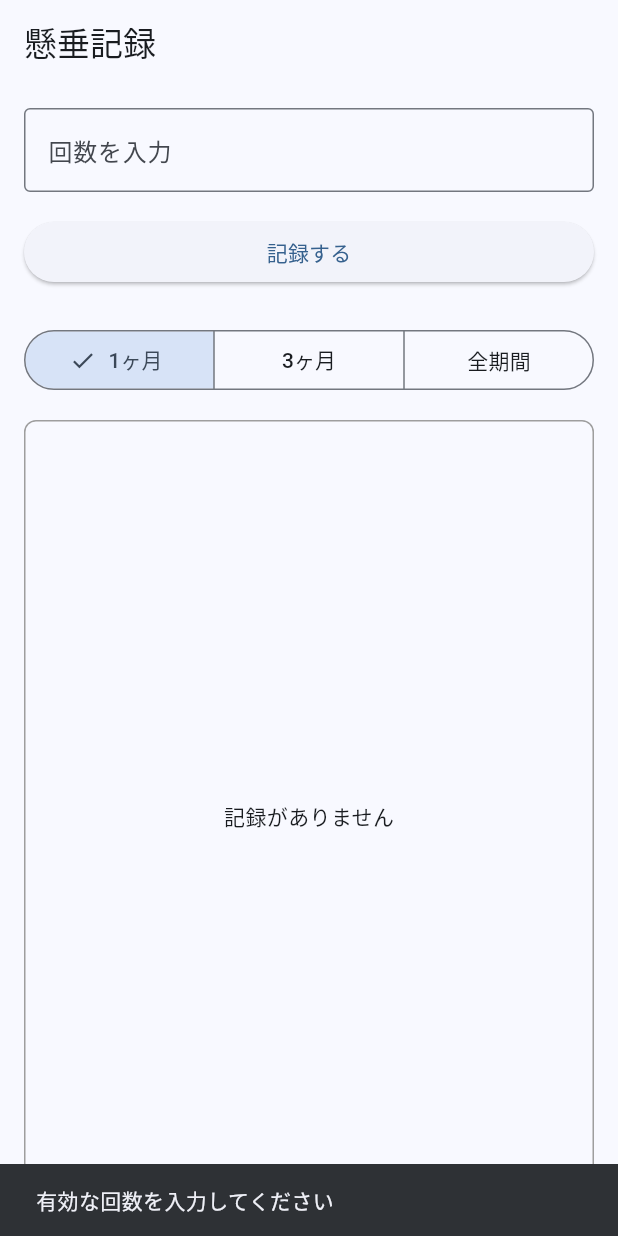
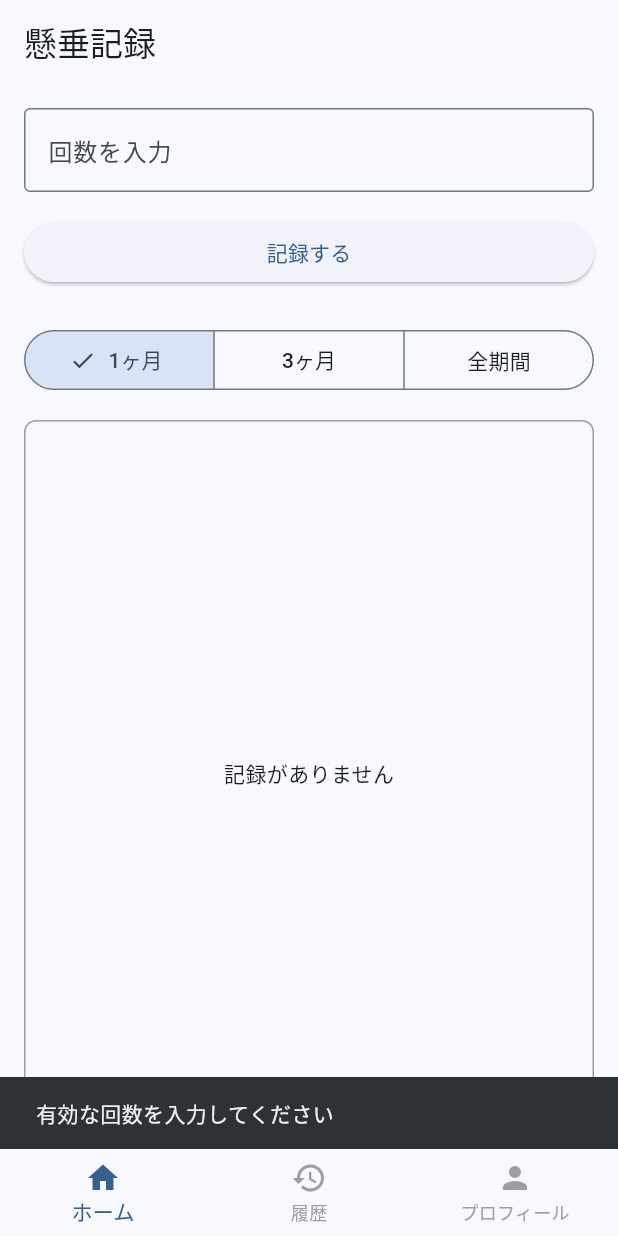
Before and after one commit to oreshihon-iida/Kensui, a Flutter app: the screen it shows after launch, after a tap on "記録する", on a phone screen of 412 x 824 dp. Run offline on Flutter 3.47's test engine with Material 3 defaults, Android fonts, the phone set to English and light mode, and no system bars; our stand-ins replace fl_chart, shared_preferences; missing offline and left inert: shared_preferences.dart.

Commit message:
feat: ナビゲーション状態管理の実装
Co-Authored-By: 飯田篤 <a-iida@oreshihon.co.jp>

```diff
--- /dev/null
+++ b/lib/navigation/app_navigation_state.dart
@@ -0,0 +1,12 @@
+import 'package:flutter/material.dart';
+
+class AppNavigationState extends ChangeNotifier {
+  int _currentIndex = 0;
+
+  int get currentIndex => _currentIndex;
+
+  void setIndex(int index) {
+    _currentIndex = index;
+    notifyListeners();
+  }
+}
--- a/lib/screens/home_screen.dart
+++ b/lib/screens/home_screen.dart
@@ -4,6 +4,7 @@ import 'package:shared_preferences/shared_preferences.dart';
 import '../models/daily_total_model.dart';
 import '../models/workout_model.dart';
 import '../services/workout_service.dart';
+import '../widgets/bottom_navigation.dart';
 
 class HomeScreen extends StatefulWidget {
   const HomeScreen({super.key});
@@ -18,6 +19,7 @@ class _HomeScreenState extends State<HomeScreen> {
   late WorkoutService _workoutService;
   List<DailyTotalModel> _dailyTotals = [];
   bool _isLoading = true;
+  int _currentIndex = 0;
 
   @override
   void initState() {
@@ -71,6 +73,14 @@ class _HomeScreenState extends State<HomeScreen> {
     return Scaffold(
       appBar: AppBar(
         title: const Text('懸垂記録'),
+      ),
+      bottomNavigationBar: AppBottomNavigation(
+        currentIndex: _currentIndex,
+        onTap: (index) {
+          setState(() {
+            _currentIndex = index;
+          });
+        },
       ),
       body: Padding(
         padding: const EdgeInsets.all(16.0),
--- /dev/null
+++ b/lib/widgets/bottom_navigation.dart
@@ -0,0 +1,37 @@
+import 'package:flutter/material.dart';
+
+class AppBottomNavigation extends StatelessWidget {
+  final int currentIndex;
+  final ValueChanged<int> onTap;
+
+  const AppBottomNavigation({
+    super.key,
+    required this.currentIndex,
+    required this.onTap,
+  });
+
+  @override
+  Widget build(BuildContext context) {
+    return BottomNavigationBar(
+      currentIndex: currentIndex,
+      onTap: onTap,
+      items: const [
+        BottomNavigationBarItem(
+          icon: Icon(Icons.home),
+          label: 'ホーム',
+        ),
+        BottomNavigationBarItem(
+          icon: Icon(Icons.history),
+          label: '履歴',
+        ),
+        BottomNavigationBarItem(
+          icon: Icon(Icons.person),
+          label: 'プロフィール',
+        ),
+      ],
+      selectedItemColor: Theme.of(context).colorScheme.primary,
+      unselectedItemColor: Colors.grey,
+      type: BottomNavigationBarType.fixed,
+    );
+  }
+}
```
